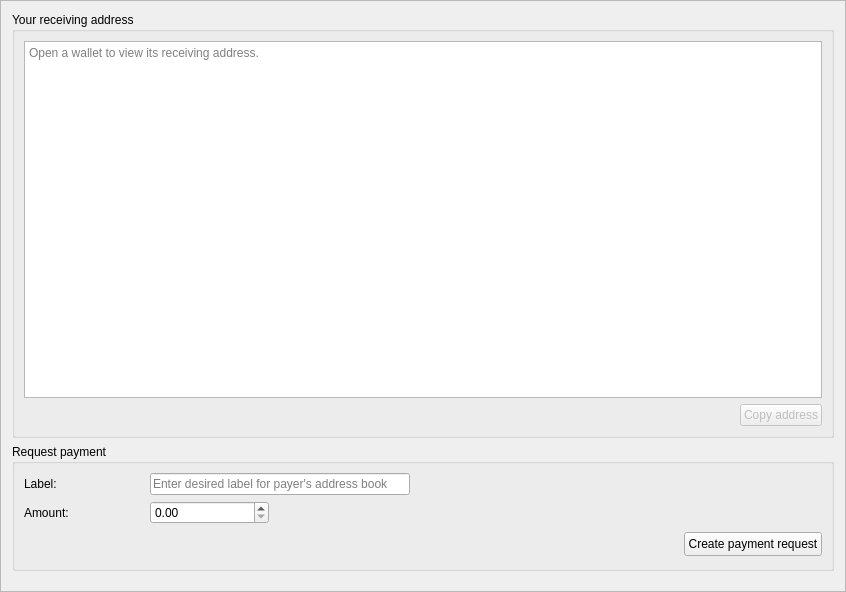
Above: src/gui/ui/receiveframe.ui from discretecoin/discrete-wallet before the change. Below: the same form after it.
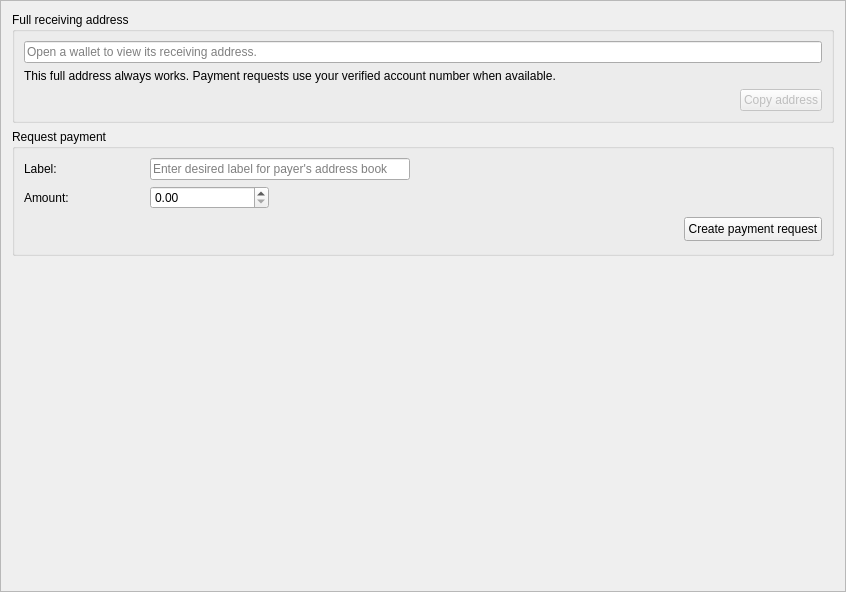
That is the form after the change. Icons and pictures are not drawn.

Commit message: Add compact QR payment requests and click-to-pay handling

The edit to the form file:
```diff
--- a/src/gui/ui/receiveframe.ui
+++ b/src/gui/ui/receiveframe.ui
@@ -19,27 +19,27 @@
   <property name="frameShadow">
    <enum>QFrame::Shadow::Raised</enum>
   </property>
-  <layout class="QVBoxLayout" name="verticalLayout" stretch="1,0">
+  <layout class="QVBoxLayout" name="verticalLayout" stretch="0,0,1">
    <item>
     <widget class="QGroupBox" name="m_addressGroup">
      <property name="sizePolicy">
-      <sizepolicy hsizetype="Expanding" vsizetype="Expanding">
-       <horstretch>0</horstretch>
-       <verstretch>1</verstretch>
+       <sizepolicy hsizetype="Expanding" vsizetype="Maximum">
+        <horstretch>0</horstretch>
+        <verstretch>0</verstretch>
       </sizepolicy>
      </property>
      <property name="minimumSize">
       <size>
        <width>0</width>
-       <height>260</height>
+        <height>0</height>
       </size>
      </property>
      <property name="title">
-      <string>Your receiving address</string>
+       <string>Full receiving address</string>
      </property>
      <layout class="QVBoxLayout" name="addressLayout">
       <item>
-       <widget class="QPlainTextEdit" name="m_addressText">
+        <widget class="QLineEdit" name="m_addressText">
         <property name="toolTip">
          <string>Your full wallet address</string>
         </property>
@@ -49,8 +49,18 @@
         <property name="placeholderText">
          <string>Open a wallet to view its receiving address.</string>
         </property>
-       </widget>
-      </item>
+        </widget>
+       </item>
+       <item>
+        <widget class="QLabel" name="m_addressHintLabel">
+         <property name="text">
+          <string>This full address always works. Payment requests use your verified account number when available.</string>
+         </property>
+         <property name="wordWrap">
+          <bool>true</bool>
+         </property>
+        </widget>
+       </item>
       <item>
        <layout class="QHBoxLayout" name="addressActionsLayout">
         <item>
@@ -151,8 +161,8 @@
            <property name="minimum">
             <double>0.000000000000000</double>
            </property>
-           <property name="maximum">
-            <double>999999999999999.000000000000000</double>
+            <property name="maximum">
+             <double>9999999.990000000000000</double>
            </property>
            <property name="singleStep">
             <double>1.000000000000000</double>
@@ -279,6 +289,19 @@
      </layout>
     </widget>
    </item>
+   <item>
+    <spacer name="receiveContentSpacer">
+     <property name="orientation">
+      <enum>Qt::Orientation::Vertical</enum>
+     </property>
+     <property name="sizeHint" stdset="0">
+      <size>
+       <width>20</width>
+       <height>40</height>
+      </size>
+     </property>
+    </spacer>
+   </item>
   </layout>
  </widget>
  <tabstops>
```
The commit also changes 12 other files.
